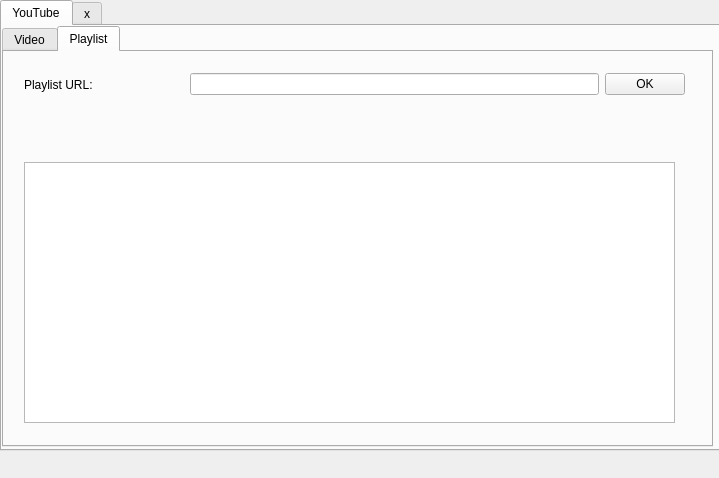
Above: youtubedl/ui/qt.ui from python-20/video-downloader before the change. Below: the same form after it.
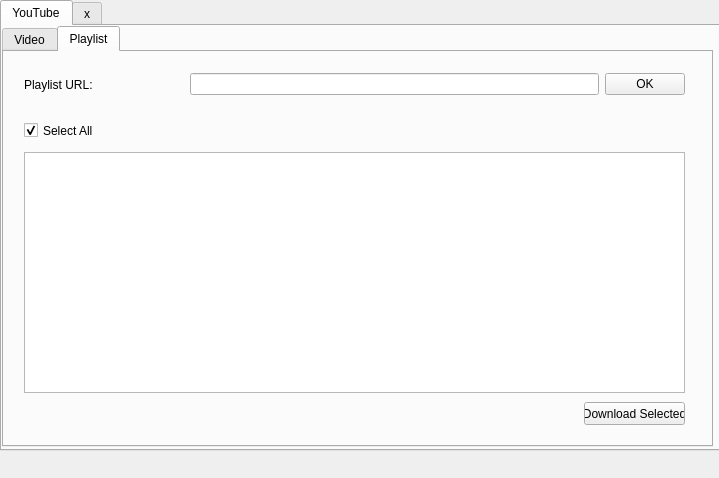
That is the form after the change. Icons and pictures are not drawn.

Commit message: Complete basic playlist download feature

What changed in the file:
```diff
--- a/youtubedl/ui/qt.ui
+++ b/youtubedl/ui/qt.ui
@@ -512,9 +512,9 @@
         <property name="geometry">
          <rect>
           <x>20</x>
-          <y>110</y>
-          <width>651</width>
-          <height>261</height>
+          <y>100</y>
+          <width>661</width>
+          <height>241</height>
          </rect>
         </property>
        </widget>
@@ -522,7 +522,7 @@
         <property name="geometry">
          <rect>
           <x>20</x>
-          <y>70</y>
+          <y>360</y>
           <width>261</width>
           <height>16</height>
          </rect>
@@ -531,6 +531,35 @@
          <string>&lt;Playlist Progress&gt;</string>
         </property>
        </widget>
+       <widget class="QPushButton" name="btnPlaylistDownload">
+        <property name="geometry">
+         <rect>
+          <x>580</x>
+          <y>350</y>
+          <width>101</width>
+          <height>23</height>
+         </rect>
+        </property>
+        <property name="text">
+         <string>Download Selected</string>
+        </property>
+       </widget>
+       <widget class="QCheckBox" name="checkBoxPlaylistSelectAll">
+        <property name="geometry">
+         <rect>
+          <x>20</x>
+          <y>70</y>
+          <width>70</width>
+          <height>17</height>
+         </rect>
+        </property>
+        <property name="text">
+         <string>Select All</string>
+        </property>
+        <property name="checked">
+         <bool>true</bool>
+        </property>
+       </widget>
       </widget>
      </widget>
     </widget>
```
Left out of the diff: 2 changed lines with no effect on the pictures. The commit also changes 1 other file.
